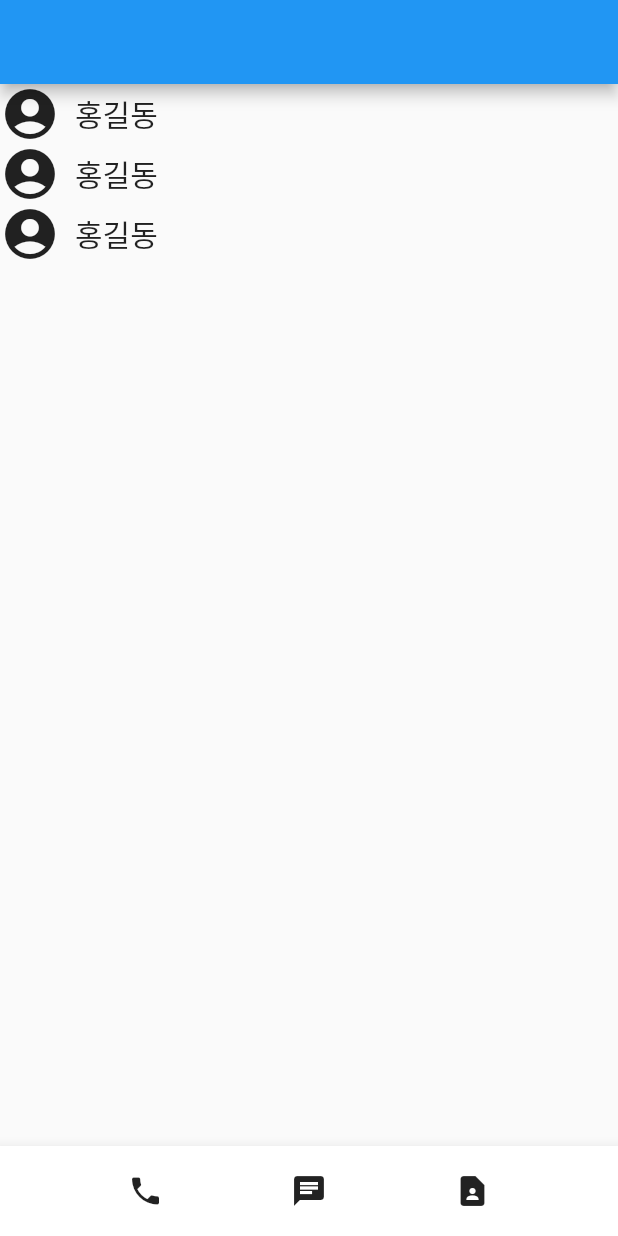
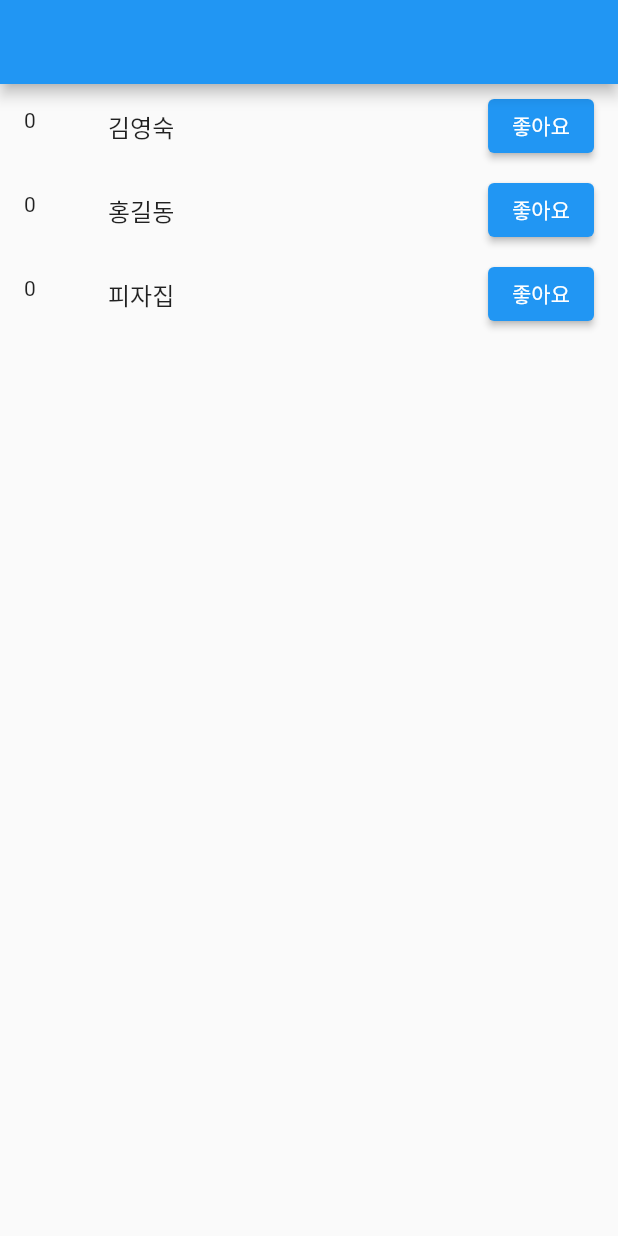
Before and after one commit to kucc/kucc-flutter-study, a Flutter app: the screen it shows after launch, on a phone screen of 412 x 824 dp. Run offline on Flutter 3.47's test engine with Material 2 defaults, Android fonts, the phone set to English and light mode, and no system bars.

Commit message:
FEATURE : 3주차 - 2번째 과제

```diff
--- a/lib/main.dart
+++ b/lib/main.dart
@@ -4,66 +4,41 @@ void main() {
   runApp(const MyApp());
 }
 
-class MyApp extends StatelessWidget {
+class MyApp extends StatefulWidget {
   const MyApp({Key? key}) : super(key: key);
+
+  @override
+  State<MyApp> createState() => _MyAppState();
+}
+
+class _MyAppState extends State<MyApp> {
+  var name = ['김영숙', '홍길동', '피자집'];
+  var like = [0, 0, 0];
+
   @override
   Widget build(BuildContext context) {
     return MaterialApp(
       home: Scaffold(
         appBar: AppBar(),
-        body: ListView(
-          children: [
-            Profile(),
-            Profile(),
-            Profile(),
-          ],
-        ),
-        bottomNavigationBar: BottomTab(),
-      ),
-    );
-  }
-}
-
-class Profile extends StatelessWidget {
-  const Profile({Key? key}) : super(key: key);
-
-  @override
-  Widget build(BuildContext context) {
-    return Row(
-      children: [
-        Icon(
-          Icons.account_circle,
-          size: 40,
-        ),
-        SizedBox(
-          width: 10,
-        ),
-        Text(
-          '홍길동',
-          style: TextStyle(
-            fontSize: 20,
-          ),
-        )
-      ],
-    );
-  }
-}
-
-class BottomTab extends StatelessWidget {
-  const BottomTab({Key? key}) : super(key: key);
-
-  @override
-  Widget build(BuildContext context) {
-    return BottomAppBar(
-      child: SizedBox(
-        height: 60,
-        child: Row(
-          mainAxisAlignment: MainAxisAlignment.spaceEvenly,
-          children: [
-            Icon(Icons.phone),
-            Icon(Icons.chat),
-            Icon(Icons.contact_page),
-          ],
+        body: ListView.builder(
+          itemCount: 3,
+          itemBuilder: (context, index) {
+            return ListTile(
+              leading: Text(like[index].toString()),
+              title: Text(
+                name[index],
+              ),
+              trailing: ElevatedButton(
+                child: Text('좋아요'),
+                onPressed: () {
+                  print(like[index]);
+                  setState(() {
+                    like[index]++;
+                  });
+                },
+              ),
+            );
+          },
         ),
       ),
     );
```
